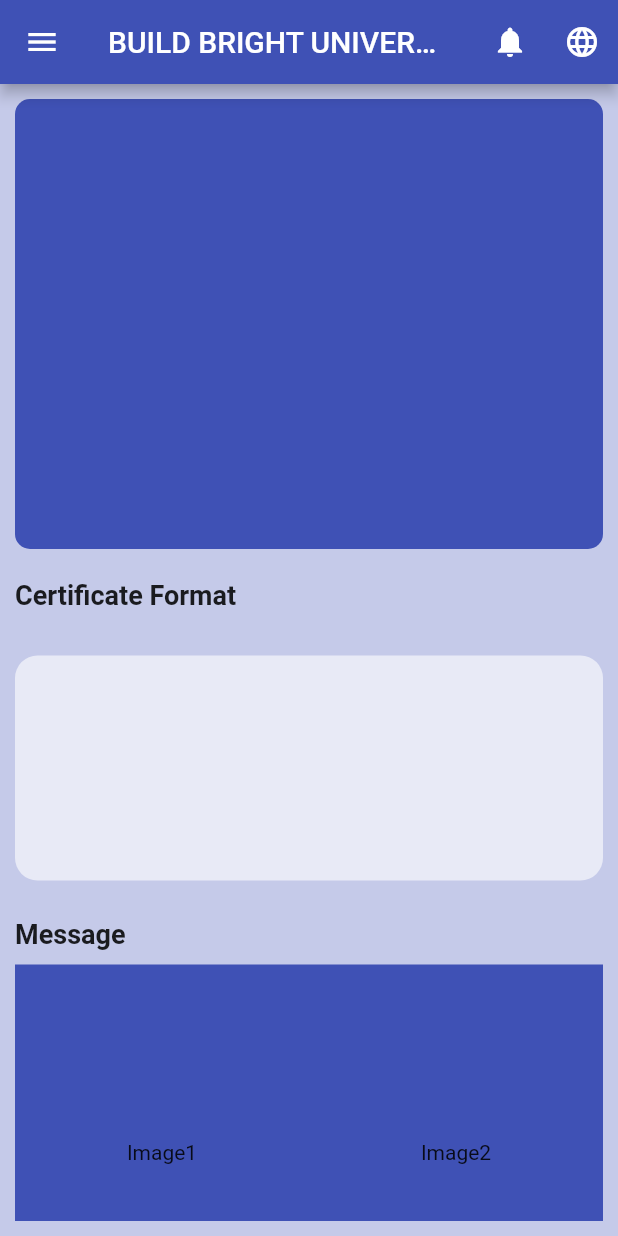
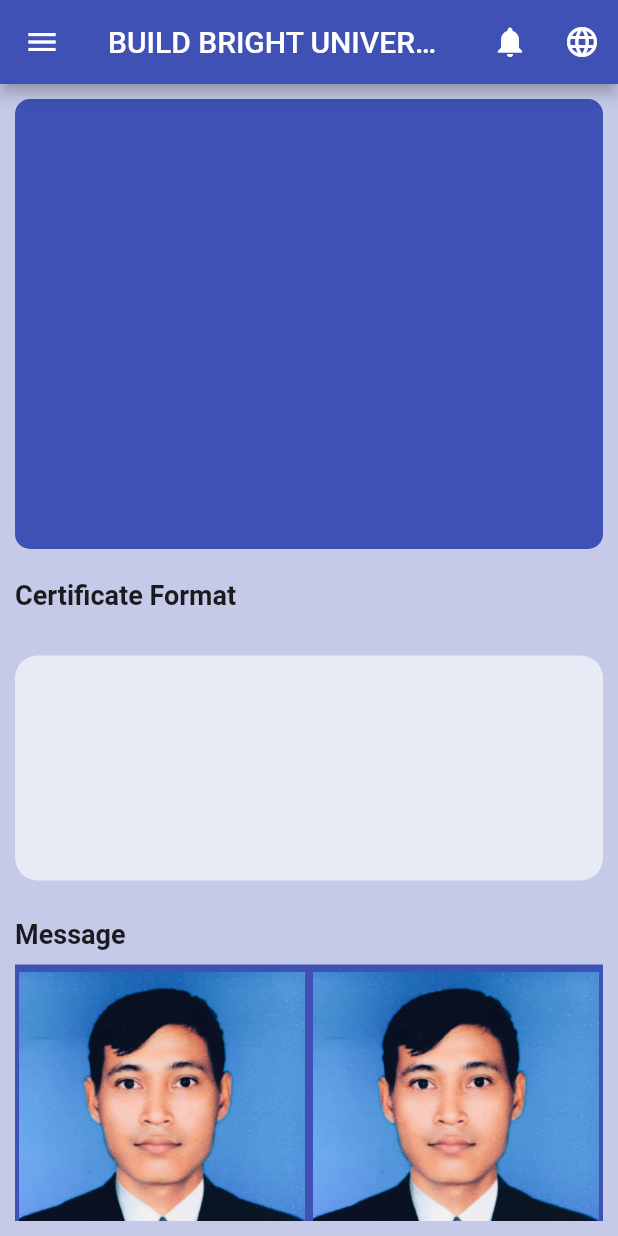
Before and after one commit to Cyperfroz00/bbu_app_demo, a Flutter app: the screen it shows after launch, on a phone screen of 412 x 824 dp. Run offline on Flutter 3.47's test engine with Material 2 defaults, Android fonts, the light colour scheme and no system bars.

Commit message:
4th Insert Image ti  Message Box

```diff
--- a/lib/component/my_app.dart
+++ b/lib/component/my_app.dart
@@ -209,7 +209,9 @@ class _MyAppState extends State<MyApp> {
                     "Version 21.0.0",
                     style: TextStyle(color: Colors.indigo),
                   ),
-                  SizedBox(height: 5,)
+                  SizedBox(
+                    height: 5,
+                  )
                 ],
               ),
             ],
@@ -263,11 +265,17 @@ class _MyAppState extends State<MyApp> {
               Container(
                 height: 250,
                 color: Colors.indigo,
-                child: const Row(
+                child: Row(
                   mainAxisAlignment: MainAxisAlignment.spaceAround,
                   children: [
-                    Text("Image1"),
-                    Text("Image2"),
+                    Image.asset(
+                      'assets/images/profile.jpg',
+                      width: 190.9,
+                    ),
+                    Image.asset(
+                      'assets/images/profile.jpg',
+                      width: 190.9,
+                    ),
                   ],
                 ),
               ),
```
